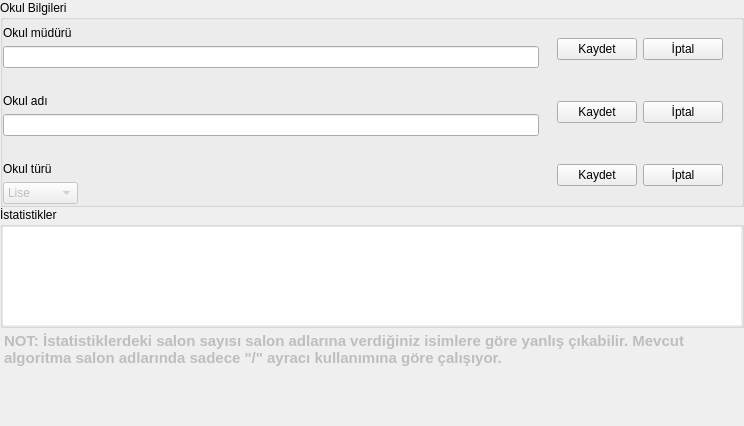
Before: the Qt Designer form Forms/okul_bilgileri_frame.ui in yoseidonn/Kelebek-App, drawn with Qt 5.
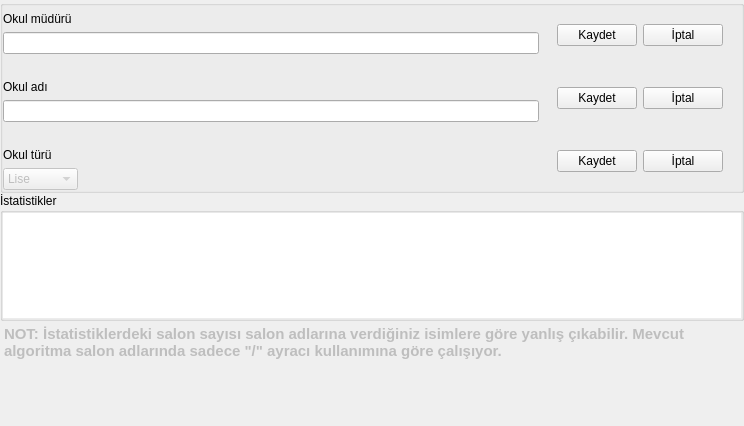
After: the same form once the commit is applied.

Diff of the .ui file:
```diff
--- a/Forms/okul_bilgileri_frame.ui
+++ b/Forms/okul_bilgileri_frame.ui
@@ -85,7 +85,7 @@
          <item>
           <widget class="QGroupBox" name="bilgiler">
            <property name="title">
-            <string>Okul Bilgileri</string>
+            <string/>
            </property>
            <layout class="QHBoxLayout" name="horizontalLayout_4">
             <property name="spacing">
```
